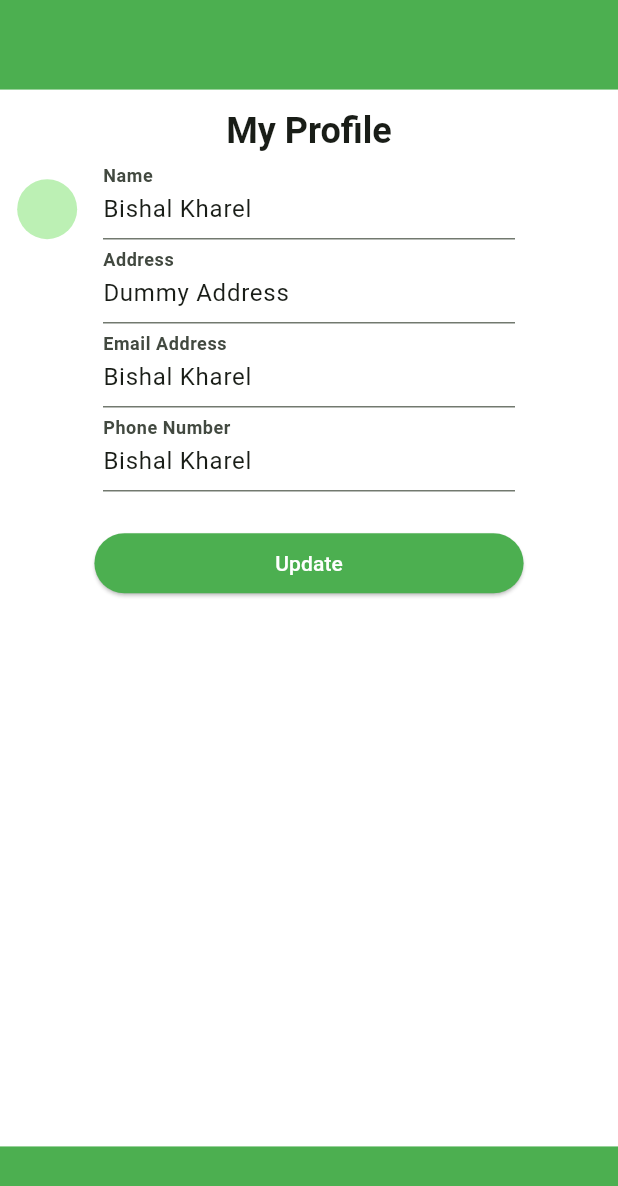
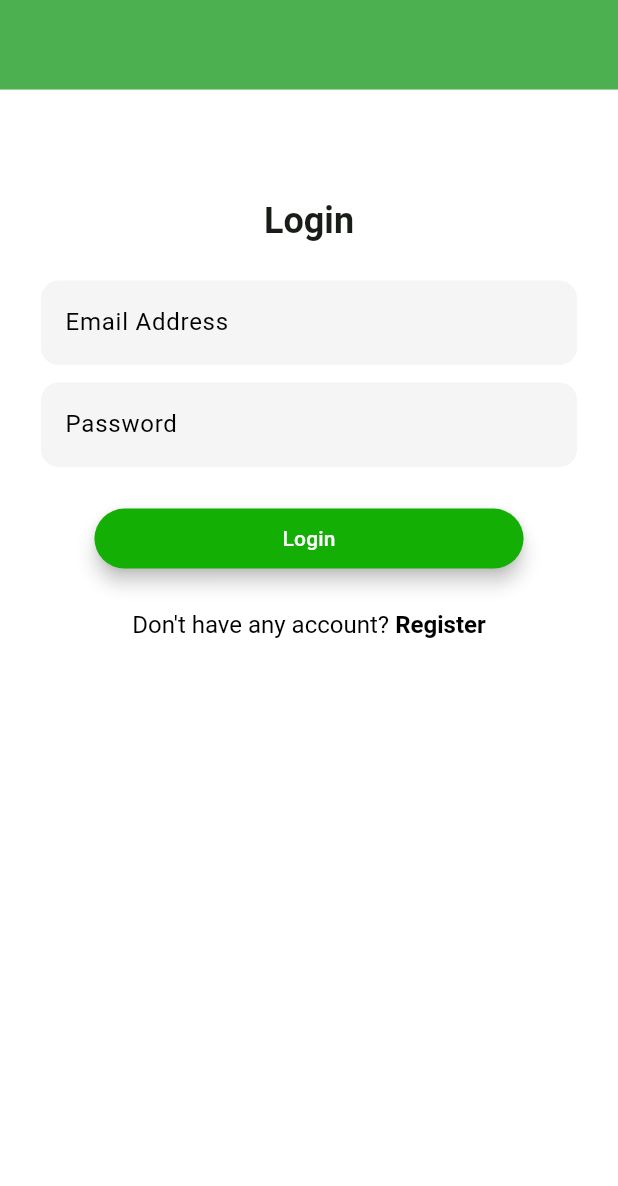
Before and after one commit to rahulkandel07/assignment, a Flutter app: the LoginScreen screen opened directly, on a phone screen of 412 x 824 dp. Shown: the top 1186 px of the screen. Run offline on Flutter 3.47's test engine with Material 3 defaults, Android fonts, the phone set to English and light mode, and no system bars; our stand-ins replace flutter_screenutil, google_fonts.

Commit message:
added the Login Screen

```diff
--- a/lib/features/auth/screens/login_screen.dart
+++ b/lib/features/auth/screens/login_screen.dart
@@ -1,6 +1,7 @@
-import 'package:assignment/core/utils/custom_text_field.dart';
+import 'package:assignment/constants/app_colors.dart';
 import 'package:flutter/material.dart';
 import 'package:flutter_screenutil/flutter_screenutil.dart';
+import 'package:google_fonts/google_fonts.dart';
 
 class LoginScreen extends StatelessWidget {
   const LoginScreen({super.key});
@@ -9,73 +10,136 @@ class LoginScreen extends StatelessWidget {
   Widget build(BuildContext context) {
     return Scaffold(
       body: SafeArea(
-        child: Stack(
+        child: Column(
           children: [
             Container(
               height: 50.h,
               color: Colors.green,
             ),
-            Positioned(
-              bottom: 0,
-              child: Container(
-                width: 360.w,
-                height: 50.h,
-                color: Colors.green,
-              ),
-            ),
-            Positioned(
-              top: 100.h,
-              left: 10.w,
-              child: const CircleAvatar(),
-            ),
             Padding(
-              padding: EdgeInsets.only(top: 60.h, left: 16.w, right: 16.w),
+              padding: EdgeInsets.only(top: 60.h, left: 24.w, right: 24.w),
               child: Column(
                 children: [
                   Center(
                     child: Text(
-                      "My Profile",
+                      "Login",
                       style: Theme.of(context)
                           .textTheme
                           .headlineSmall!
                           .copyWith(fontWeight: FontWeight.w700),
                     ),
                   ),
-                  SizedBox(
-                    width: 240.w,
-                    child: const Column(
-                      crossAxisAlignment: CrossAxisAlignment.end,
-                      children: [
-                        CustomTextField(
-                          labelName: "Name",
-                          initialValue: "Bishal Kharel",
+                  20.verticalSpace,
+                  TextFormField(
+                    decoration: InputDecoration(
+                      enabledBorder: OutlineInputBorder(
+                        borderRadius: BorderRadius.circular(10.r),
+                        borderSide: const BorderSide(
+                          color: Color(0XFFF5F5F5),
                         ),
-                        CustomTextField(
-                          labelName: "Address",
-                          initialValue: "Dummy Address",
+                      ),
+                      border: OutlineInputBorder(
+                        borderRadius: BorderRadius.circular(10.r),
+                        borderSide: const BorderSide(
+                          color: Color(0XFFF5F5F5),
                         ),
-                        CustomTextField(
-                          labelName: "Email Address",
-                          initialValue: "Bishal Kharel",
+                      ),
+                      focusedBorder: OutlineInputBorder(
+                        borderRadius: BorderRadius.circular(10.r),
+                        borderSide: const BorderSide(
+                          color: Color(0XFFF5F5F5),
                         ),
-                        CustomTextField(
-                          labelName: "Phone Number",
-                          initialValue: "Bishal Kharel",
+                      ),
+                      errorBorder: OutlineInputBorder(
+                        borderRadius: BorderRadius.circular(10.r),
+                        borderSide: const BorderSide(
+                          color: Color(0XFFF5F5F5),
                         ),
-                      ],
+                      ),
+                      fillColor: const Color(0XFFF5F5F5),
+                      filled: true,
+                      floatingLabelBehavior: FloatingLabelBehavior.never,
+                      label: Text(
+                        "Email Address",
+                        style: GoogleFonts.roboto(
+                          fontSize: 14.sp,
+                          fontWeight: FontWeight.w400,
+                          color: Colors.black,
+                        ),
+                      ),
+                    ),
+                  ),
+                  10.verticalSpace,
+                  TextFormField(
+                    obscureText: true,
+                    decoration: InputDecoration(
+                      enabledBorder: OutlineInputBorder(
+                        borderRadius: BorderRadius.circular(10.r),
+                        borderSide: const BorderSide(
+                          color: Color(0XFFF5F5F5),
+                        ),
+                      ),
+                      border: OutlineInputBorder(
+                        borderRadius: BorderRadius.circular(10.r),
+                        borderSide: const BorderSide(
+                          color: Color(0XFFF5F5F5),
+                        ),
+                      ),
+                      focusedBorder: OutlineInputBorder(
+                        borderRadius: BorderRadius.circular(10.r),
+                        borderSide: const BorderSide(
+                          color: Color(0XFFF5F5F5),
+                        ),
+                      ),
+                      errorBorder: OutlineInputBorder(
+                        borderRadius: BorderRadius.circular(10.r),
+                        borderSide: const BorderSide(
+                          color: Color(0XFFF5F5F5),
+                        ),
+                      ),
+                      fillColor: const Color(0XFFF5F5F5),
+                      filled: true,
+                      floatingLabelBehavior: FloatingLabelBehavior.never,
+                      label: Text(
+                        "Password",
+                        style: GoogleFonts.roboto(
+                          fontSize: 14.sp,
+                          fontWeight: FontWeight.w400,
+                          color: Colors.black,
+                        ),
+                      ),
                     ),
                   ),
                   20.verticalSpace,
                   ElevatedButton(
                     style: ElevatedButton.styleFrom(
-                      backgroundColor: Colors.green,
+                      backgroundColor: AppColors.oxff13AF05,
                       foregroundColor: Colors.white,
+                      elevation: 5,
                       fixedSize: Size(250.w, 20.h),
                     ),
                     onPressed: () {},
                     child: const Text(
-                      "Update",
+                      "Login",
                     ),
+                  ),
+                  20.verticalSpace,
+                  RichText(
+                    text: TextSpan(
+                        text: "Don't have any account? ",
+                        style: GoogleFonts.roboto(
+                          fontSize: 14.sp,
+                          fontWeight: FontWeight.w400,
+                          color: Colors.black,
+                        ),
+                        children: [
+                          TextSpan(
+                            text: "Register",
+                            style: GoogleFonts.roboto(
+                              fontWeight: FontWeight.w700,
+                            ),
+                          )
+                        ]),
                   ),
                 ],
               ),
--- a/lib/main.dart
+++ b/lib/main.dart
@@ -1,11 +1,11 @@
 import 'package:assignment/constants/app_routes.dart';
+import 'package:assignment/features/auth/screens/login_screen.dart';
 import 'package:assignment/features/homepage/screens/explore_southlake_screen.dart';
 import 'package:assignment/features/homepage/screens/get_in_touch_screen.dart';
 import 'package:assignment/features/homepage/screens/how_can_you_help_screen.dart';
 import 'package:assignment/features/homepage/screens/our_impact_screen.dart';
 import 'package:assignment/features/homepage/screens/our_partner_screen.dart';
 import 'package:assignment/features/homepage/screens/what_we_do_screen.dart';
-import 'package:assignment/features/splash/splash_screen.dart';
 import 'package:flutter/material.dart';
 import 'package:flutter_screenutil/flutter_screenutil.dart';
 
@@ -30,7 +30,7 @@ class MyApp extends StatelessWidget {
             colorScheme: ColorScheme.fromSeed(seedColor: Colors.green),
             useMaterial3: true,
           ),
-          home: const SplashScreen(),
+          home: const LoginScreen(),
           routes: {
             AppRoutes.exploreSouthLakeScreen: (ctx) => ExploreSouthlakeScreen(),
             AppRoutes.whatWeDoScreenRoute: (ctx) => const WhatWeDoScreen(),
```
Also changed, not shown: lib/features/auth/screens/profile_screen.dart (added, +88 -0 lines).
